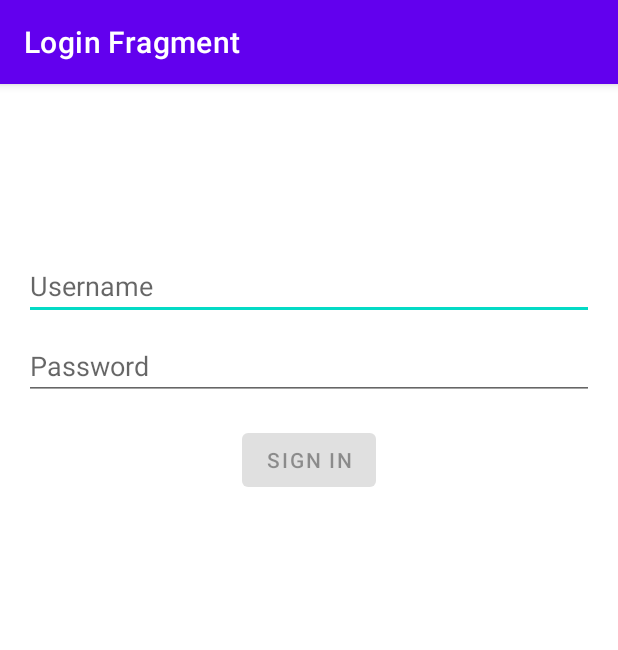
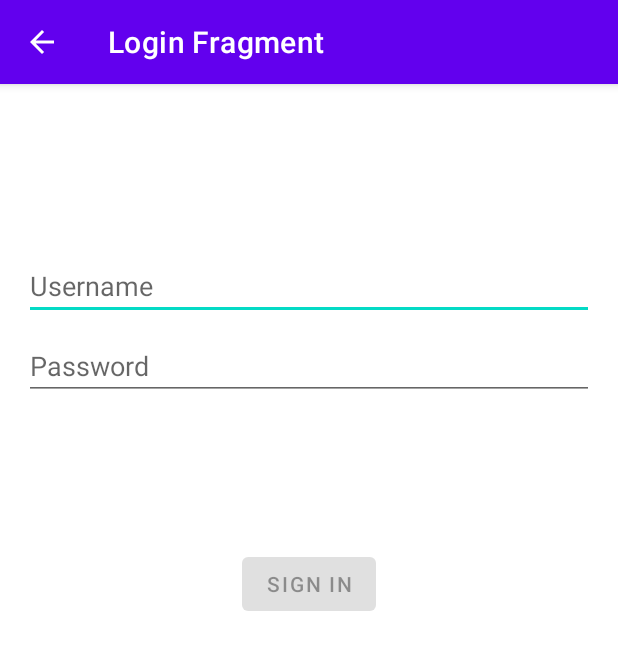
Before and after one commit to BartWijnja/Rent-My-Car-Android-App, an Android app: the screen it shows after launch (MainActivity), on a phone screen of 412 x 824 dp. Shown: the top 650 px of the screen. Run offline under Robolectric (Android 15) with nearby library versions, the phone set to English and light mode, and no system bars; our stand-ins replace navigation-ui.

Commit message:
Navigation Drawer setup. back-arrow not working

```diff
--- a/app/build.gradle
+++ b/app/build.gradle
@@ -84,4 +84,8 @@ dependencies {
     implementation "androidx.navigation:navigation-fragment-ktx:$nav_version"
     implementation "androidx.navigation:navigation-ui-ktx:$nav_version"
 
+    // toolbar
+    implementation 'androidx.appcompat:appcompat:1.4.1'
+
+
 }
--- a/app/src/main/java/avans/avd/rent_my_car_android_app/MainActivity.kt
+++ b/app/src/main/java/avans/avd/rent_my_car_android_app/MainActivity.kt
@@ -1,7 +1,11 @@
 package avans.avd.rent_my_car_android_app
 
 import android.os.Bundle
+import android.view.MenuItem
+import android.widget.Toast
+import androidx.appcompat.app.ActionBarDrawerToggle
 import androidx.appcompat.app.AppCompatActivity
+import androidx.drawerlayout.widget.DrawerLayout
 import androidx.navigation.findNavController
 import androidx.navigation.ui.AppBarConfiguration
 import androidx.navigation.ui.navigateUp
@@ -14,6 +18,8 @@ class MainActivity : AppCompatActivity() {
     private lateinit var appBarConfiguration: AppBarConfiguration
     private lateinit var binding: ActivityMainBinding
     private val preference = AppPreference(RentMyCarApplication.context)
+    lateinit var toggle: ActionBarDrawerToggle
+    lateinit var drawerLayout: DrawerLayout
 
     override fun onCreate(savedInstanceState: Bundle?) {
         super.onCreate(savedInstanceState)
@@ -21,12 +27,27 @@ class MainActivity : AppCompatActivity() {
         binding = ActivityMainBinding.inflate(layoutInflater)
         setContentView(binding.root)
 
+        drawerLayout = binding.drawerLayout
+
+        toggle = ActionBarDrawerToggle(this, drawerLayout, R.string.open, R.string.close)
+        drawerLayout.addDrawerListener(toggle)
+        toggle.syncState()
+
         val navController = findNavController(R.id.nav_host_fragment_content_main)
         appBarConfiguration = AppBarConfiguration(navController.graph)
         setupActionBarWithNavController(navController, appBarConfiguration)
 
+        supportActionBar?.setDisplayHomeAsUpEnabled(true)
+
         // reset token on application start
         preference.clearPreferences()
+    }
+
+    override fun onOptionsItemSelected(item: MenuItem): Boolean {
+        if(toggle.onOptionsItemSelected(item)) {
+            return true
+        }
+        return super.onOptionsItemSelected(item)
     }
 
     override fun onSupportNavigateUp(): Boolean {
--- a/app/src/main/res/layout/activity_main.xml
+++ b/app/src/main/res/layout/activity_main.xml
@@ -1,11 +1,34 @@
 <?xml version="1.0" encoding="utf-8"?>
-<androidx.constraintlayout.widget.ConstraintLayout
+<androidx.drawerlayout.widget.DrawerLayout
     xmlns:android="http://schemas.android.com/apk/res/android"
     xmlns:tools="http://schemas.android.com/tools"
     android:layout_width="match_parent"
     android:layout_height="match_parent"
+    android:id="@+id/drawer_layout"
+    xmlns:app="http://schemas.android.com/apk/res-auto"
     tools:context=".MainActivity">
 
-    <include layout="@layout/content_main"/>
+    <androidx.constraintlayout.widget.ConstraintLayout
+        android:layout_width="match_parent"
+        android:layout_height="match_parent">
 
-</androidx.constraintlayout.widget.ConstraintLayout>
+        <include
+            android:id="@+id/include"
+            layout="@layout/content_main"
+            android:layout_width="match_parent"
+            android:layout_height="match_parent"
+            tools:layout_editor_absoluteX="0dp"
+            tools:layout_editor_absoluteY="0dp" />
+
+    </androidx.constraintlayout.widget.ConstraintLayout>
+
+    <com.google.android.material.navigation.NavigationView
+        android:id="@+id/nav_view"
+        android:layout_width="wrap_content"
+        android:layout_height="match_parent"
+        app:menu="@menu/nav_drawer_menu"
+        android:layout_gravity="start"
+        android:fitsSystemWindows="true" />
+
+
+</androidx.drawerlayout.widget.DrawerLayout>
--- /dev/null
+++ b/app/src/main/res/menu/nav_drawer_menu.xml
@@ -0,0 +1,8 @@
+<?xml version="1.0" encoding="utf-8"?>
+<menu xmlns:android="http://schemas.android.com/apk/res/android">
+
+    <item
+        android:id="@+id/nav_drawer_item1"
+        android:title="Item 1"/>
+
+</menu>
--- a/app/src/main/res/values/colors.xml
+++ b/app/src/main/res/values/colors.xml
@@ -7,4 +7,10 @@
     <color name="teal_700">#FF018786</color>
     <color name="black">#FF000000</color>
     <color name="white">#FFFFFFFF</color>
+    <color name="colorPrimary">@color/blue_1</color>
+    <color name="colorPrimaryDark">@color/blue_1</color>
+    <color name="colorAccent">@color/blue_5</color>
+
+    <color name="blue_1">#00101f</color>
+    <color name="blue_5">#0078ff</color>
 </resources>
--- a/app/src/main/res/values/strings.xml
+++ b/app/src/main/res/values/strings.xml
@@ -33,6 +33,8 @@
     <string name="back">Back</string>
     <string name="show_cars">show cars</string>
     <string name="get_all_by_type">get all by type</string>
+    <string name="close">close</string>
+    <string name="open">open</string>
 
     <!-- Strings related to spinner -->
     <string-array name="car_type_selection_list">
```
